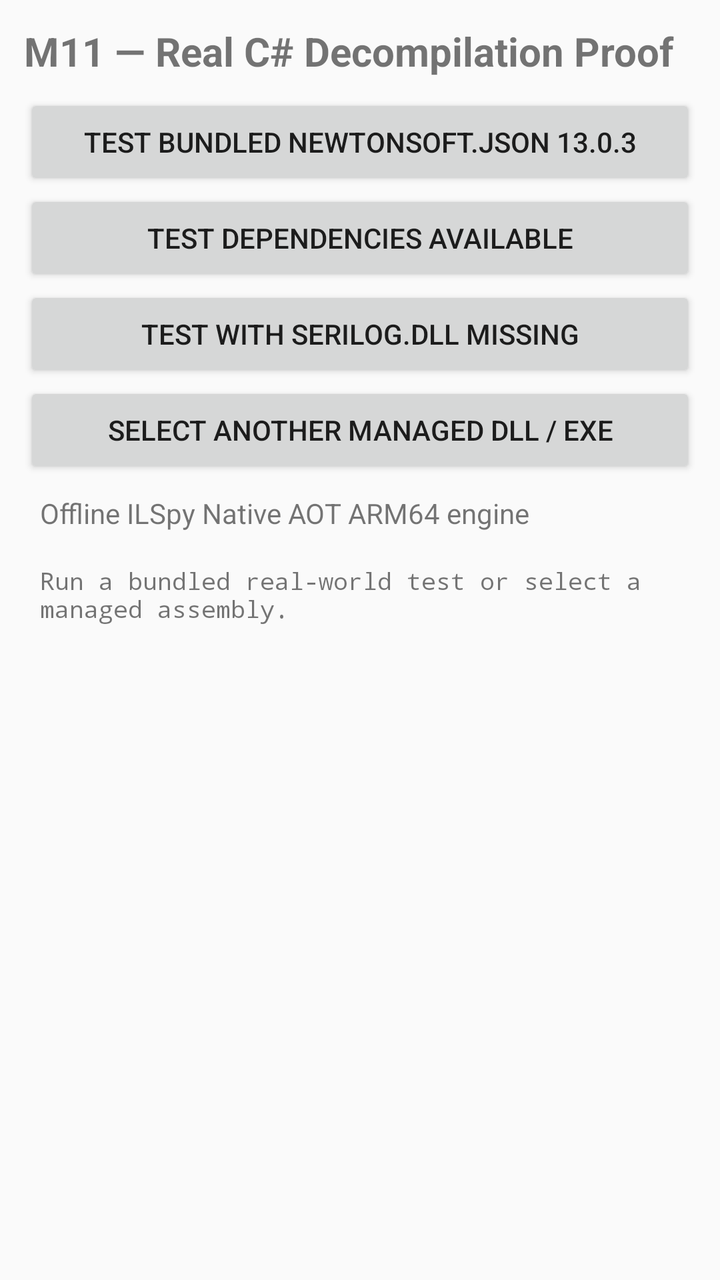
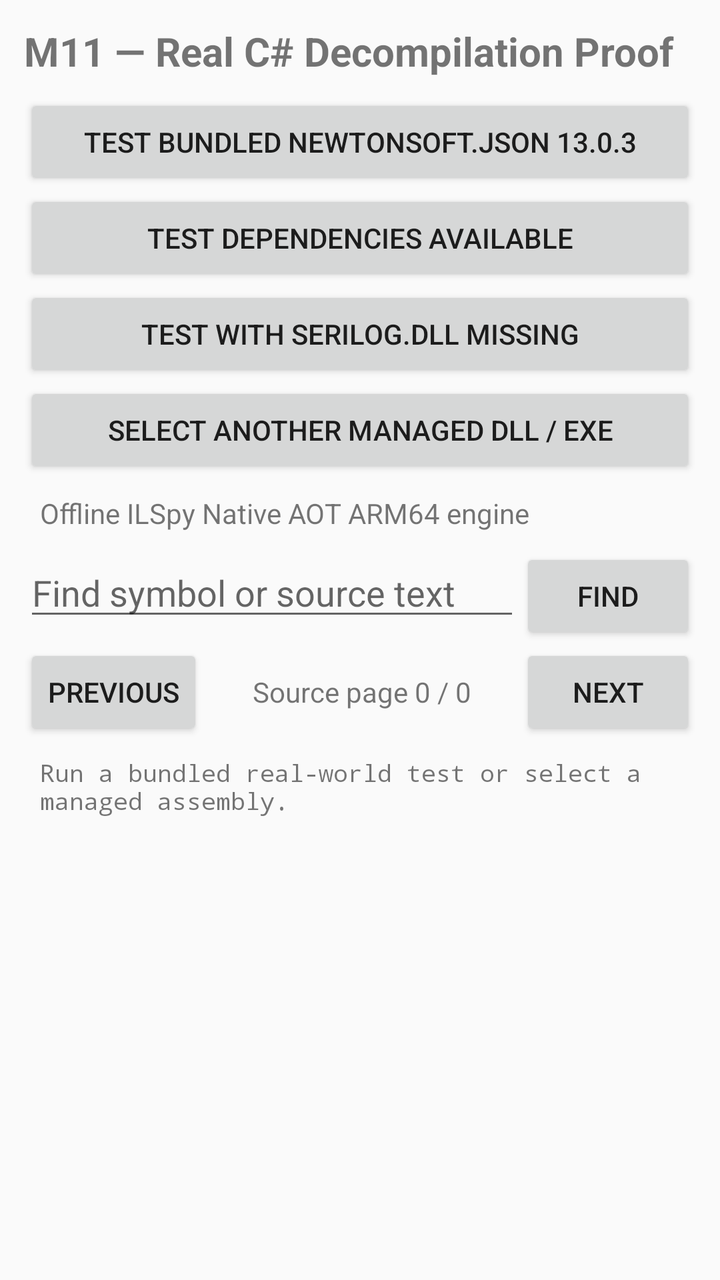

Screens rendered from an Android XML layout before and after an edit, with the pre-edit source and the edit as a unified diff.
<!-- AndroidManifest.xml: application theme android:Theme.Material.Light.NoActionBar -->
<!-- res/layout/activity_main.xml -->
<LinearLayout xmlns:android="http://schemas.android.com/apk/res/android" android:layout_width="match_parent" android:layout_height="match_parent" android:orientation="vertical" android:padding="12dp">
    <TextView android:layout_width="match_parent" android:layout_height="wrap_content" android:text="M11 — Real C# Decompilation Proof" android:textSize="20sp" android:textStyle="bold" android:paddingBottom="8dp"/>
    <Button android:id="@+id/runBundledTest" android:layout_width="match_parent" android:layout_height="wrap_content" android:text="Test bundled Newtonsoft.Json 13.0.3"/>
    <Button android:id="@+id/runDependencyTest" android:layout_width="match_parent" android:layout_height="wrap_content" android:text="Test dependencies available"/>
    <Button android:id="@+id/runMissingDependencyTest" android:layout_width="match_parent" android:layout_height="wrap_content" android:text="Test with Serilog.dll missing"/>
    <Button android:id="@+id/selectAssembly" android:layout_width="match_parent" android:layout_height="wrap_content" android:text="Select another managed DLL / EXE"/>
    <TextView android:id="@+id/status" android:layout_width="match_parent" android:layout_height="wrap_content" android:text="Offline ILSpy Native AOT ARM64 engine" android:padding="8dp"/>
    <ScrollView android:layout_width="match_parent" android:layout_height="0dp" android:layout_weight="1">
        <TextView android:id="@+id/source" android:layout_width="match_parent" android:layout_height="wrap_content" android:text="Run a bundled real-world test or select a managed assembly." android:textIsSelectable="true" android:typeface="monospace" android:textSize="12sp" android:padding="8dp"/>
    </ScrollView>
</LinearLayout>
<!-- resources referenced by this layout -->
<resources>

</resources>

<!-- the commit's change to res/layout/activity_main.xml (unified diff, before → after) -->
@@ -1,11 +1,110 @@
-<LinearLayout xmlns:android="http://schemas.android.com/apk/res/android" android:layout_width="match_parent" android:layout_height="match_parent" android:orientation="vertical" android:padding="12dp">
-    <TextView android:layout_width="match_parent" android:layout_height="wrap_content" android:text="M11 — Real C# Decompilation Proof" android:textSize="20sp" android:textStyle="bold" android:paddingBottom="8dp"/>
-    <Button android:id="@+id/runBundledTest" android:layout_width="match_parent" android:layout_height="wrap_content" android:text="Test bundled Newtonsoft.Json 13.0.3"/>
-    <Button android:id="@+id/runDependencyTest" android:layout_width="match_parent" android:layout_height="wrap_content" android:text="Test dependencies available"/>
-    <Button android:id="@+id/runMissingDependencyTest" android:layout_width="match_parent" android:layout_height="wrap_content" android:text="Test with Serilog.dll missing"/>
-    <Button android:id="@+id/selectAssembly" android:layout_width="match_parent" android:layout_height="wrap_content" android:text="Select another managed DLL / EXE"/>
-    <TextView android:id="@+id/status" android:layout_width="match_parent" android:layout_height="wrap_content" android:text="Offline ILSpy Native AOT ARM64 engine" android:padding="8dp"/>
-    <ScrollView android:layout_width="match_parent" android:layout_height="0dp" android:layout_weight="1">
-        <TextView android:id="@+id/source" android:layout_width="match_parent" android:layout_height="wrap_content" android:text="Run a bundled real-world test or select a managed assembly." android:textIsSelectable="true" android:typeface="monospace" android:textSize="12sp" android:padding="8dp"/>
+<LinearLayout xmlns:android="http://schemas.android.com/apk/res/android"
+    android:layout_width="match_parent"
+    android:layout_height="match_parent"
+    android:orientation="vertical"
+    android:padding="12dp">
+
+    <TextView
+        android:layout_width="match_parent"
+        android:layout_height="wrap_content"
+        android:text="M11 — Real C# Decompilation Proof"
+        android:textSize="20sp"
+        android:textStyle="bold"
+        android:paddingBottom="8dp" />
+
+    <Button
+        android:id="@+id/runBundledTest"
+        android:layout_width="match_parent"
+        android:layout_height="wrap_content"
+        android:text="Test bundled Newtonsoft.Json 13.0.3" />
+
+    <Button
+        android:id="@+id/runDependencyTest"
+        android:layout_width="match_parent"
+        android:layout_height="wrap_content"
+        android:text="Test dependencies available" />
+
+    <Button
+        android:id="@+id/runMissingDependencyTest"
+        android:layout_width="match_parent"
+        android:layout_height="wrap_content"
+        android:text="Test with Serilog.dll missing" />
+
+    <Button
+        android:id="@+id/selectAssembly"
+        android:layout_width="match_parent"
+        android:layout_height="wrap_content"
+        android:text="Select another managed DLL / EXE" />
+
+    <TextView
+        android:id="@+id/status"
+        android:layout_width="match_parent"
+        android:layout_height="wrap_content"
+        android:text="Offline ILSpy Native AOT ARM64 engine"
+        android:padding="8dp" />
+
+    <LinearLayout
+        android:layout_width="match_parent"
+        android:layout_height="wrap_content"
+        android:orientation="horizontal">
+
+        <EditText
+            android:id="@+id/searchText"
+            android:layout_width="0dp"
+            android:layout_height="wrap_content"
+            android:layout_weight="1"
+            android:hint="Find symbol or source text"
+            android:singleLine="true"
+            android:inputType="text" />
+
+        <Button
+            android:id="@+id/findNext"
+            android:layout_width="wrap_content"
+            android:layout_height="wrap_content"
+            android:text="Find" />
+    </LinearLayout>
+
+    <LinearLayout
+        android:layout_width="match_parent"
+        android:layout_height="wrap_content"
+        android:orientation="horizontal"
+        android:gravity="center_vertical">
+
+        <Button
+            android:id="@+id/previousPage"
+            android:layout_width="wrap_content"
+            android:layout_height="wrap_content"
+            android:text="Previous" />
+
+        <TextView
+            android:id="@+id/pageInfo"
+            android:layout_width="0dp"
+            android:layout_height="wrap_content"
+            android:layout_weight="1"
+            android:gravity="center"
+            android:text="Source page 0 / 0" />
+
+        <Button
+            android:id="@+id/nextPage"
+            android:layout_width="wrap_content"
+            android:layout_height="wrap_content"
+            android:text="Next" />
+    </LinearLayout>
+
+    <ScrollView
+        android:id="@+id/sourceScroll"
+        android:layout_width="match_parent"
+        android:layout_height="0dp"
+        android:layout_weight="1">
+
+        <TextView
+            android:id="@+id/source"
+            android:layout_width="match_parent"
+            android:layout_height="wrap_content"
+            android:text="Run a bundled real-world test or select a managed assembly."
+            android:textIsSelectable="true"
+            android:typeface="monospace"
+            android:textSize="12sp"
+            android:padding="8dp" />
     </ScrollView>
 </LinearLayout>
